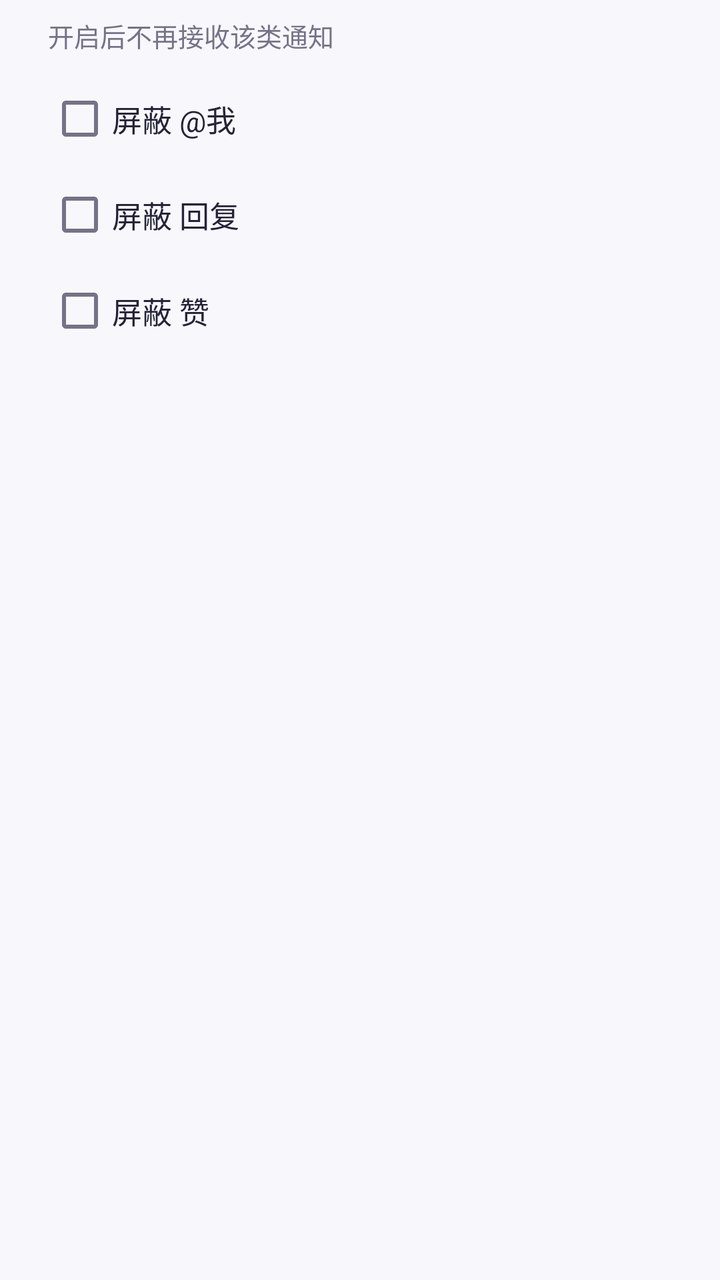
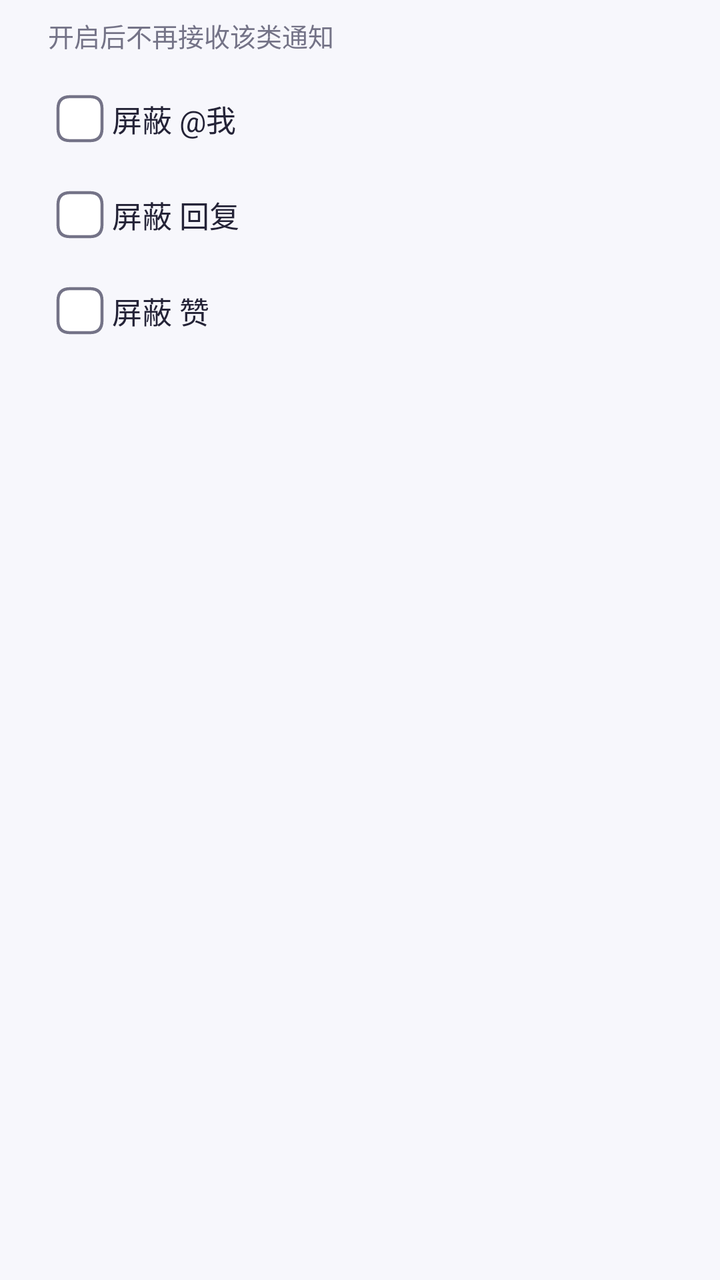

Two renders of the same Android screen: before a commit and after it. Below are the layout's source before the change and the commit's diff.
<!-- AndroidManifest.xml: application theme AppTheme -->
<!-- res/layout/dialog_notification_settings.xml -->
<?xml version="1.0" encoding="utf-8"?>
<LinearLayout xmlns:android="http://schemas.android.com/apk/res/android"
    android:layout_width="match_parent"
    android:layout_height="wrap_content"
    android:orientation="vertical"
    android:paddingStart="24dp"
    android:paddingEnd="24dp"
    android:paddingTop="8dp"
    android:paddingBottom="8dp">

    <TextView
        android:layout_width="match_parent"
        android:layout_height="wrap_content"
        android:text="@string/messages_mute_hint"
        android:textSize="13sp"
        android:textColor="@color/profile_muted"
        android:paddingBottom="8dp" />

    <CheckBox
        android:id="@+id/ns_mention"
        android:layout_width="match_parent"
        android:layout_height="wrap_content"
        android:text="@string/messages_mute_mention"
        android:textSize="15sp"
        android:buttonTint="@color/dialog_control_tint"
        android:textColor="@color/profile_ink" />

    <CheckBox
        android:id="@+id/ns_reply"
        android:layout_width="match_parent"
        android:layout_height="wrap_content"
        android:text="@string/messages_mute_reply"
        android:textSize="15sp"
        android:buttonTint="@color/dialog_control_tint"
        android:textColor="@color/profile_ink" />

    <CheckBox
        android:id="@+id/ns_like"
        android:layout_width="match_parent"
        android:layout_height="wrap_content"
        android:text="@string/messages_mute_like"
        android:textSize="15sp"
        android:buttonTint="@color/dialog_control_tint"
        android:textColor="@color/profile_ink" />

</LinearLayout>
<!-- resources referenced by this layout -->
<resources>
  <color name="profile_ink">#242337</color>
  <color name="profile_muted">#747387</color>
  <string name="messages_mute_hint">开启后不再接收该类通知</string>
  <string name="messages_mute_like">屏蔽 赞</string>
  <string name="messages_mute_mention">屏蔽 @我</string>
  <string name="messages_mute_reply">屏蔽 回复</string>
  <color name="profile_accent">#6155CE</color>
  <color name="brand_violet_deep">#FF4A3FB8</color>
  <color name="white">#FFFFFFFF</color>
  <color name="brand_violet_light">#FF8B7FF5</color>
  <color name="brand_violet">#FF6155CE</color>
  <color name="profile_bg">#F7F7FC</color>
  <color name="profile_surface">#FFFFFF</color>
  <color name="profile_error">#B3261E</color>
  <color name="accent_ripple">#1F6155CE</color>
  <style name="ShapeRounded.Small" parent="ShapeAppearance.MaterialComponents.SmallComponent">
          <item name="cornerFamily">rounded</item>
          <item name="cornerSize">@dimen/radius_control</item>
      </style>
  <style name="ShapeRounded.Medium" parent="ShapeAppearance.MaterialComponents.MediumComponent">
          <item name="cornerFamily">rounded</item>
          <item name="cornerSize">@dimen/radius_card</item>
      </style>
  <style name="ShapeRounded.Large" parent="ShapeAppearance.MaterialComponents.LargeComponent">
          <item name="cornerFamily">rounded</item>
          <item name="cornerSize">24dp</item>
      </style>
  <style name="Widget.PixelFlow.Button" parent="Widget.MaterialComponents.Button">
          <item name="android:minHeight">52dp</item>
          <item name="android:textSize">15sp</item>
          <item name="android:textAllCaps">false</item>
          <item name="android:insetTop">0dp</item>
          <item name="android:insetBottom">0dp</item>
          <item name="cornerRadius">@dimen/radius_pill</item>
          <item name="android:textColor">@color/white</item>
      </style>
  <dimen name="radius_control">12dp</dimen>
  <dimen name="radius_card">16dp</dimen>
  <dimen name="radius_pill">22dp</dimen>
  <!-- unchanged entries left out for length: 1 -->
</resources>

<!-- the commit's change to res/layout/dialog_notification_settings.xml (unified diff, before → after) -->
@@ -22,7 +22,8 @@
         android:layout_height="wrap_content"
         android:text="@string/messages_mute_mention"
         android:textSize="15sp"
-        android:buttonTint="@color/dialog_control_tint"
+        android:button="@drawable/notification_checkbox"
+        android:buttonTint="@null"
         android:textColor="@color/profile_ink" />
 
     <CheckBox
@@ -31,7 +32,8 @@
         android:layout_height="wrap_content"
         android:text="@string/messages_mute_reply"
         android:textSize="15sp"
-        android:buttonTint="@color/dialog_control_tint"
+        android:button="@drawable/notification_checkbox"
+        android:buttonTint="@null"
         android:textColor="@color/profile_ink" />
 
     <CheckBox
@@ -40,7 +42,8 @@
         android:layout_height="wrap_content"
         android:text="@string/messages_mute_like"
         android:textSize="15sp"
-        android:buttonTint="@color/dialog_control_tint"
+        android:button="@drawable/notification_checkbox"
+        android:buttonTint="@null"
         android:textColor="@color/profile_ink" />
 
 </LinearLayout>
<!-- resource entries referenced after the edit -->
@@ -2,10 +2,36 @@
 <resources>
   <color name="profile_ink">#242337</color>
   <color name="profile_muted">#747387</color>
+  <!-- drawable notification_checkbox (drawable) -->
+  <?xml version="1.0" encoding="utf-8"?>
+  <selector xmlns:android="http://schemas.android.com/apk/res/android">
+      <item android:state_checked="true" android:drawable="@drawable/ic_notification_checked" />
+      <item android:drawable="@drawable/ic_notification_unchecked" />
+  </selector>
   <string name="messages_mute_hint">开启后不再接收该类通知</string>
   <string name="messages_mute_like">屏蔽 赞</string>
   <string name="messages_mute_mention">屏蔽 @我</string>
   <string name="messages_mute_reply">屏蔽 回复</string>
+  <!-- drawable ic_notification_checked (drawable) -->
+  <?xml version="1.0" encoding="utf-8"?>
+  <vector xmlns:android="http://schemas.android.com/apk/res/android"
+      android:width="32dp" android:height="32dp"
+      android:viewportWidth="32" android:viewportHeight="32">
+      <path android:fillColor="@color/profile_accent"
+          android:pathData="M11,5 L21,5 Q27,5 27,11 L27,21 Q27,27 21,27 L11,27 Q5,27 5,21 L5,11 Q5,5 11,5 Z" />
+      <path android:fillColor="@android:color/transparent" android:strokeColor="@color/white"
+          android:strokeWidth="2" android:strokeLineCap="round" android:strokeLineJoin="round"
+          android:pathData="M10.5,16 L14.2,19.7 L21.5,12.4" />
+  </vector>
+  <!-- drawable ic_notification_unchecked (drawable) -->
+  <?xml version="1.0" encoding="utf-8"?>
+  <vector xmlns:android="http://schemas.android.com/apk/res/android"
+      android:width="32dp" android:height="32dp"
+      android:viewportWidth="32" android:viewportHeight="32">
+      <path android:fillColor="@color/profile_surface" android:strokeColor="@color/profile_muted"
+          android:strokeWidth="1.5"
+          android:pathData="M11,5 L21,5 Q27,5 27,11 L27,21 Q27,27 21,27 L11,27 Q5,27 5,21 L5,11 Q5,5 11,5 Z" />
+  </vector>
   <color name="profile_accent">#6155CE</color>
   <color name="brand_violet_deep">#FF4A3FB8</color>
   <color name="white">#FFFFFFFF</color>
